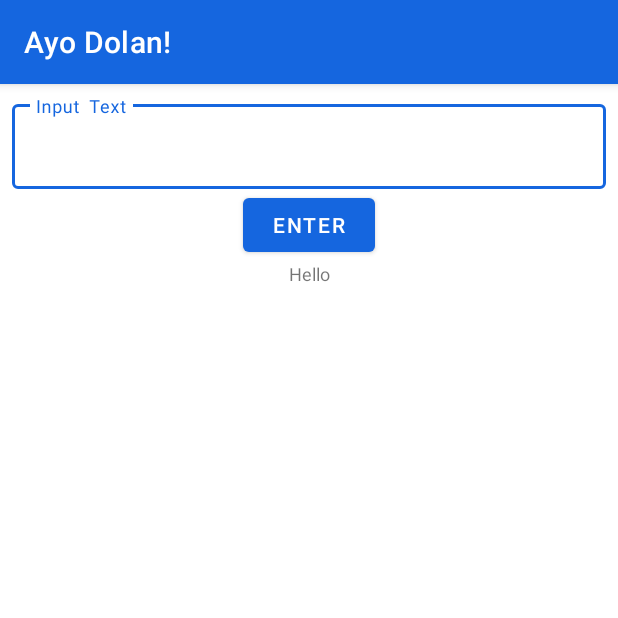
After one commit to Bangkit-Capstone/AyoDolan-alter, an Android app: the TryImplementModelActivity screen opened directly, with no data from a screen before it, on a phone screen of 412 x 824 dp, the top half of it. The commit adds this screen. Run offline under Robolectric (Android 15) with nearby library versions, the phone set to English and light mode, and no system bars.

Commit message:
add form

```diff
--- a/Mobile/AyoDolan/app/build.gradle
+++ b/Mobile/AyoDolan/app/build.gradle
@@ -34,6 +34,7 @@ android {
     }
     buildFeatures {
         viewBinding true
+        mlModelBinding true
     }
 }
 
@@ -46,6 +47,8 @@ dependencies {
     implementation 'androidx.constraintlayout:constraintlayout:2.0.4'
 
     implementation 'com.github.bumptech.glide:glide:4.12.0'
+    implementation 'org.tensorflow:tensorflow-lite-support:0.1.0-rc1'
+    implementation 'org.tensorflow:tensorflow-lite-metadata:0.1.0-rc1'
     annotationProcessor 'com.github.bumptech.glide:compiler:4.12.0'
 
     testImplementation 'junit:junit:4.+'
--- a/Mobile/AyoDolan/app/src/main/AndroidManifest.xml
+++ b/Mobile/AyoDolan/app/src/main/AndroidManifest.xml
@@ -3,8 +3,7 @@
     package="com.dicoding.capstone.ayodolan">
 
     <uses-permission android:name="android.permission.INTERNET" />
-
-    <uses-permission  android:name="android.permission.ACCESS_NETWORK_STATE"/>
+    <uses-permission android:name="android.permission.ACCESS_NETWORK_STATE" />
     <uses-permission android:name="android.permission.CHANGE_NETWORK_STATE" />
 
     <application
@@ -14,6 +13,7 @@
         android:roundIcon="@mipmap/ic_launcher_round"
         android:supportsRtl="true"
         android:theme="@style/Theme.AyoDolan">
+        <activity android:name=".TryImplementModelActivity"></activity>
         <activity
             android:name=".ui.DetailActivity"
             android:theme="@style/Theme.AyoDolan2" />
--- /dev/null
+++ b/Mobile/AyoDolan/app/src/main/java/com/dicoding/capstone/ayodolan/TryImplementModelActivity.kt
@@ -0,0 +1,22 @@
+package com.dicoding.capstone.ayodolan
+
+import androidx.appcompat.app.AppCompatActivity
+import android.os.Bundle
+import com.dicoding.capstone.ayodolan.databinding.ActivityTryImplementModelBinding
+
+class TryImplementModelActivity : AppCompatActivity() {
+    private lateinit var binding: ActivityTryImplementModelBinding
+    override fun onCreate(savedInstanceState: Bundle?) {
+        super.onCreate(savedInstanceState)
+        binding = ActivityTryImplementModelBinding.inflate(layoutInflater)
+        setContentView(binding.root)
+
+        var text = binding.edText.text.toString()
+
+        binding.btnGo.setOnClickListener {
+
+        }
+
+
+    }
+}
--- a/Mobile/AyoDolan/app/src/main/res/drawable/ic_location_on_24.xml
+++ /dev/null
@@ -1,5 +0,0 @@
-<vector android:height="24dp" android:tint="#FC0606"
-    android:viewportHeight="24" android:viewportWidth="24"
-    android:width="24dp" xmlns:android="http://schemas.android.com/apk/res/android">
-    <path android:fillColor="@android:color/white" android:pathData="M12,2C8.13,2 5,5.13 5,9c0,5.25 7,13 7,13s7,-7.75 7,-13c0,-3.87 -3.13,-7 -7,-7zM12,11.5c-1.38,0 -2.5,-1.12 -2.5,-2.5s1.12,-2.5 2.5,-2.5 2.5,1.12 2.5,2.5 -1.12,2.5 -2.5,2.5z"/>
-</vector>
--- /dev/null
+++ b/Mobile/AyoDolan/app/src/main/res/layout/activity_try_implement_model.xml
@@ -0,0 +1,44 @@
+<?xml version="1.0" encoding="utf-8"?>
+<androidx.constraintlayout.widget.ConstraintLayout xmlns:android="http://schemas.android.com/apk/res/android"
+    xmlns:app="http://schemas.android.com/apk/res-auto"
+    xmlns:tools="http://schemas.android.com/tools"
+    android:layout_width="match_parent"
+    android:layout_height="match_parent"
+    tools:context=".TryImplementModelActivity">
+
+    <com.google.android.material.textfield.TextInputLayout
+        android:id="@+id/input_text"
+        android:layout_width="match_parent"
+        android:layout_height="wrap_content"
+        android:layout_margin="8dp"
+        style="@style/Widget.MaterialComponents.TextInputLayout.OutlinedBox"
+        android:hint="Input  Text"
+        app:layout_constraintEnd_toEndOf="parent"
+        app:layout_constraintStart_toStartOf="parent"
+        app:layout_constraintTop_toTopOf="parent">
+
+        <com.google.android.material.textfield.TextInputEditText
+            android:id="@+id/ed_text"
+            android:layout_width="match_parent"
+            android:layout_height="wrap_content"/>
+
+    </com.google.android.material.textfield.TextInputLayout>
+
+    <Button
+        android:id="@+id/btn_go"
+        android:layout_width="wrap_content"
+        android:layout_height="wrap_content"
+        android:text="Enter"
+        app:layout_constraintTop_toBottomOf="@+id/input_text"
+        app:layout_constraintLeft_toLeftOf="parent"
+        app:layout_constraintRight_toRightOf="parent"/>
+    <TextView
+        android:id="@+id/result"
+        android:layout_width="wrap_content"
+        android:layout_height="wrap_content"
+        android:textSize="12sp"
+        android:text="Hello"
+        app:layout_constraintTop_toBottomOf="@+id/btn_go"
+        app:layout_constraintLeft_toLeftOf="parent"
+        app:layout_constraintRight_toRightOf="parent"/>
+</androidx.constraintlayout.widget.ConstraintLayout>
```
Also changed, not shown: Mobile/AyoDolan/app/src/main/java/com/dicoding/capstone/ayodolan/ui/MainActivity.kt (+18 -0 lines), Mobile/AyoDolan/app/src/main/res/menu/menu.xml (added, +11 -0 lines), Mobile/AyoDolan/app/src/main/res/drawable/logo.png (deleted).
